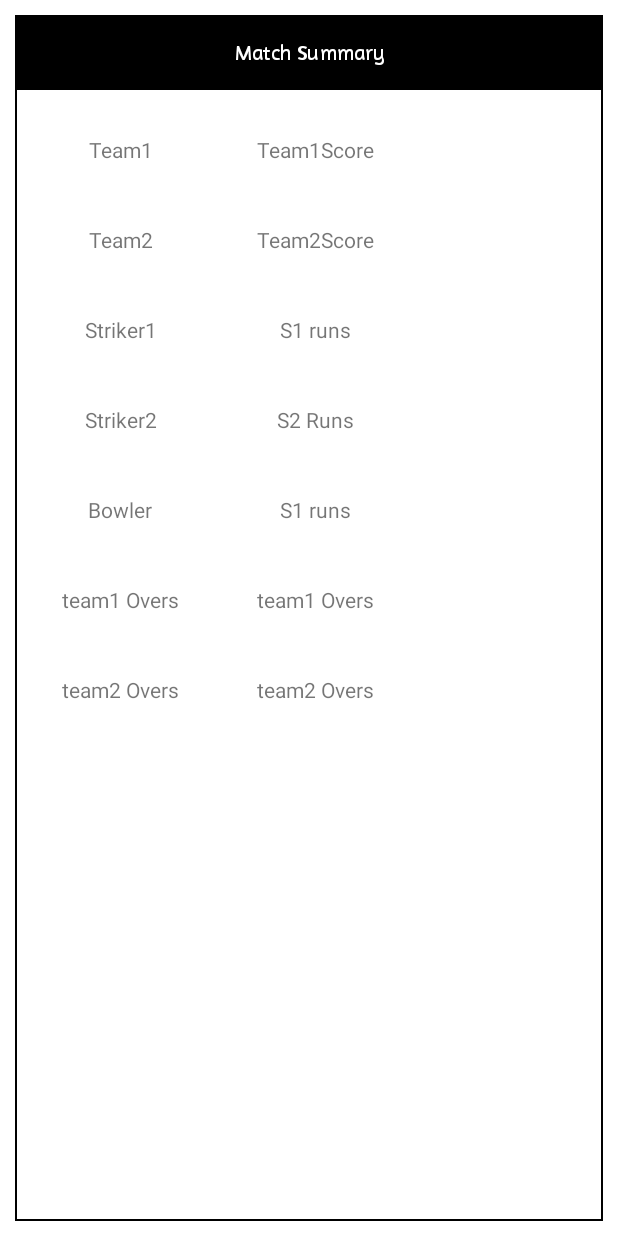
After one commit to rahulpr22/IITBBS_GC_Team09_PS01, an Android app: the matchSummary screen opened directly, with no data from a screen before it, on a phone screen of 412 x 824 dp. The commit adds this screen. Run offline under Robolectric (Android 15) with nearby library versions, the phone set to English and light mode, and no system bars; Roboto replaces fonts that are not available here.

Commit message:
Commit checkpoint1

```diff
--- a/LiveScorecard/app/build.gradle
+++ b/LiveScorecard/app/build.gradle
@@ -1,5 +1,6 @@
 plugins {
     id 'com.android.application'
+    id 'com.google.gms.google-services'
 }
 
 android {
@@ -39,6 +40,9 @@ dependencies {
     implementation 'androidx.lifecycle:lifecycle-livedata-ktx:2.3.1'
     implementation 'androidx.lifecycle:lifecycle-viewmodel-ktx:2.3.1'
     implementation 'androidx.legacy:legacy-support-v4:1.0.0'
+    implementation 'androidx.navigation:navigation-fragment:2.3.5'
+    implementation 'androidx.navigation:navigation-ui:2.3.5'
+    implementation 'com.google.firebase:firebase-database:20.0.0'
     testImplementation 'junit:junit:4.+'
     androidTestImplementation 'androidx.test.ext:junit:1.1.3'
     androidTestImplementation 'androidx.test.espresso:espresso-core:3.4.0'
--- a/LiveScorecard/app/src/main/java/com/example/livescorecard/LiveFragment.java
+++ b/LiveScorecard/app/src/main/java/com/example/livescorecard/LiveFragment.java
@@ -2,11 +2,28 @@ package com.example.livescorecard;
 
 import android.os.Bundle;
 
+import androidx.annotation.NonNull;
 import androidx.fragment.app.Fragment;
+import androidx.recyclerview.widget.LinearLayoutManager;
+import androidx.recyclerview.widget.RecyclerView;
+import androidx.recyclerview.widget.StaggeredGridLayoutManager;
 
+import android.util.Log;
 import android.view.LayoutInflater;
 import android.view.View;
 import android.view.ViewGroup;
+import android.widget.ListView;
+
+import com.google.firebase.database.DataSnapshot;
+import com.google.firebase.database.DatabaseError;
+import com.google.firebase.database.DatabaseReference;
+import com.google.firebase.database.FirebaseDatabase;
+import com.google.firebase.database.ValueEventListener;
+
+import org.jetbrains.annotations.NotNull;
+
+import java.util.ArrayList;
+import java.util.List;
 
 /**
  * A simple {@link Fragment} subclass.
@@ -14,7 +31,15 @@ import android.view.ViewGroup;
  * create an instance of this fragment.
  */
 public class LiveFragment extends Fragment {
+    public ListView simleList;
+    private RecyclerView recyclerView;
+    private StaggeredGridLayoutManager mLayoutManager;
+    private Boolean bool;
 
+    private LinearLayoutManager mManager;
+
+    FirebaseDatabase database=FirebaseDatabase.getInstance();
+    DatabaseReference databaseReference=database.getReference();
     public LiveFragment() {
         // Required empty public constructor
     }
@@ -23,6 +48,35 @@ public class LiveFragment extends Fragment {
     public View onCreateView(LayoutInflater inflater, ViewGroup container,
                              Bundle savedInstanceState) {
         // Inflate the layout for this fragment
-        return inflater.inflate(R.layout.fragment_live, container, false);
+        View v= inflater.inflate(R.layout.fragment_live, container, false);
+        ArrayList<matchData> data = new ArrayList<>();
+        simleList= (ListView)v.findViewById(R.id.listviewMatches);
+        simleList.setAdapter(new MatchAdapter(getActivity(),data));
+        return v;
+    }
+
+    public void getData(){
+        if (FirebaseDatabase.getInstance() != null)
+        {
+            FirebaseDatabase.getInstance().goOffline();
+        }
+        FirebaseDatabase.getInstance().goOnline();
+
+//        DatabaseReference rootRef = FirebaseDatabase.getInstance().getReference();
+//        DatabaseReference numberRef = rootRef.child("cricket");
+//        ValueEventListener eventListener = new ValueEventListener() {
+//            @Override
+//            public void onDataChange(DataSnapshot dataSnapshot) {
+//                List<matchData> list= new ArrayList<>();
+//                if(dataSnapshot.exists()) {
+//                    Log.d("TAG", "Number exists!");
+//                    matchData m= dataSnapshot.getValue(matchData.class);
+//                }
+//            }
+//
+//            @Override
+//            public void onCancelled(DatabaseError databaseError) {}
+//        };
+//        numberRef.addListenerForSingleValueEvent(eventListener);
     }
 }
--- a/LiveScorecard/app/src/main/java/com/example/livescorecard/MatchAdapter.java
+++ b/LiveScorecard/app/src/main/java/com/example/livescorecard/MatchAdapter.java
@@ -1,6 +1,7 @@
 package com.example.livescorecard;
 
 import android.content.Context;
+import android.content.Intent;
 import android.view.LayoutInflater;
 import android.view.View;
 import android.view.ViewGroup;
@@ -28,34 +29,36 @@ public class MatchAdapter extends ArrayAdapter {
             // Layout Inflater inflates each item to be displayed in GridView.
             listitemView = LayoutInflater.from(getContext()).inflate(R.layout.listitem, parent, false);
         }
-        matchData product = (matchData) getItem(position);
+        matchData matchdata = (matchData) getItem(position);
         TextView team1 = listitemView.findViewById(R.id.Team1);
         TextView team2 = listitemView.findViewById(R.id.Team2);
         TextView t1Score= listitemView.findViewById(R.id.t1score);
         TextView t2Score= listitemView.findViewById(R.id.t2score);
         Button b= listitemView.findViewById(R.id.viewScore);
-        //TextView desc = listitemView.findViewById(R.id.prod_description);
-//        ImageView logo = listitemView.findViewById(R.id.prod_image);
-//        TextView view =listitemView.findViewById(R.id.viewbtn);
-//        title.setText(product.getTitle());
-//        price.setText(product.getPrice());
-//        //desc.setText(product.getDescription());
-//        //Log.d("test2","logo "+product.getLogo());
-//        Picasso.get().load(product.getLogo()).into(logo);
-//        view.setOnClickListener(new View.OnClickListener() {
-//            @Override
-//            public void onClick(View v) {
-//                Intent i = new Intent(mcontext,productScreen.class);
-//                i.setFlags(Intent.FLAG_ACTIVITY_NEW_TASK | Intent.FLAG_ACTIVITY_MULTIPLE_TASK);
-//                i.putExtra("title",product.getTitle());
-//                i.putExtra("price",product.getPrice());
-//                i.putExtra("desc",product.getDescription());
-//                i.putExtra("logo",product.getLogo());
-//                i.putExtra("pid",product.getPid());
-//                i.putExtra("catid",product.getCatid());
-//                mcontext.startActivity(i);
-//            }
-//        });
+        team1.setText(matchdata.getTeam1());
+        team2.setText(matchdata.getTeam2());
+        t1Score.setText(matchdata.getTeam1Score());
+        t2Score.setText(matchdata.getTeam2Score());
+        b.setOnClickListener(new View.OnClickListener() {
+            @Override
+            public void onClick(View view) {
+                Intent i = new Intent(mcontext,matchSummary.class);
+                i.putExtra("team1",matchdata.getTeam1());
+                i.putExtra("team2",matchdata.getTeam2());
+                i.putExtra("team1Score",matchdata.getTeam1Score());
+                i.putExtra("team2Score",matchdata.getTeam2Score());
+                i.putExtra("striker",matchdata.getStriker1());
+                i.putExtra("nonStriker",matchdata.getStriker2());
+                i.putExtra("striker1Runs",matchdata.getStriker1Runs());
+                i.putExtra("striker2Runs",matchdata.getStriker2Runs());
+                i.putExtra("bowler",matchdata.getBowler());
+                i.putExtra("bowlerStats",matchdata.getBowlerStats());
+                i.putExtra("team1Overs",matchdata.getTeam1OversPlayed());
+                i.putExtra("team2Overs",matchdata.getTeam2OversPlayed());
+                mcontext.startActivity(i);
+            }
+        });
+
 
         return listitemView;
     }
--- /dev/null
+++ b/LiveScorecard/app/src/main/java/com/example/livescorecard/matchSummary.java
@@ -0,0 +1,14 @@
+package com.example.livescorecard;
+
+import androidx.appcompat.app.AppCompatActivity;
+
+import android.os.Bundle;
+
+public class matchSummary extends AppCompatActivity {
+
+    @Override
+    protected void onCreate(Bundle savedInstanceState) {
+        super.onCreate(savedInstanceState);
+        setContentView(R.layout.activity_match_summary);
+    }
+}
--- /dev/null
+++ b/LiveScorecard/app/src/main/res/layout/activity_match_summary.xml
@@ -0,0 +1,174 @@
+<?xml version="1.0" encoding="utf-8"?>
+<RelativeLayout xmlns:android="http://schemas.android.com/apk/res/android"
+    xmlns:app="http://schemas.android.com/apk/res-auto"
+    xmlns:tools="http://schemas.android.com/tools"
+    android:layout_width="match_parent"
+    android:background="@drawable/bg"
+    android:layout_marginLeft="10dp"
+    android:layout_marginTop="10dp"
+    android:layout_marginRight="10dp"
+    android:layout_marginBottom="10dp"
+    android:layout_height="match_parent"
+    tools:context=".matchSummary">
+
+    <TextView
+        android:layout_width="match_parent"
+        android:id="@+id/heading"
+        android:background="@color/black"
+        android:textColor="@color/white"
+        android:text="Match Summary"
+        android:gravity="center_vertical|center"
+        android:fontFamily="@font/amaranth"
+        android:layout_height="50dp"/>
+
+    <TextView
+        android:layout_width="100dp"
+        android:layout_height="40dp"
+        android:layout_marginLeft="20dp"
+        android:layout_marginTop="20dp"
+        android:text="Team1"
+        android:layout_below="@+id/heading"
+        android:gravity="center_vertical|center"
+        android:id="@+id/t1Sum"
+        />
+    <TextView
+        android:layout_width="100dp"
+        android:layout_height="40dp"
+        android:text="Team2"
+        android:gravity="center_vertical|center"
+        android:layout_marginLeft="20dp"
+        android:layout_marginTop="20dp"
+        android:layout_below="@+id/t1Sum"
+        android:id="@+id/t2Sum"
+        />
+
+    <TextView
+        android:layout_width="100dp"
+        android:layout_height="40dp"
+        android:layout_below="@+id/heading"
+        android:layout_marginLeft="30dp"
+        android:layout_marginTop="20dp"
+        android:text="Team1Score"
+        android:gravity="center_vertical|center"
+        android:id="@+id/t1ScoreSum"
+        android:layout_toRightOf="@+id/t1Sum"
+        />
+    <TextView
+        android:layout_width="100dp"
+        android:layout_height="40dp"
+        android:text="Team2Score"
+        android:gravity="center_vertical|center"
+        android:layout_marginLeft="30dp"
+        android:layout_marginTop="20dp"
+        android:layout_below="@+id/t1ScoreSum"
+        android:layout_toRightOf="@id/t2Sum"
+        android:id="@+id/t2ScoreSum"
+        />
+    <TextView
+        android:layout_width="100dp"
+        android:layout_height="40dp"
+        android:layout_marginLeft="20dp"
+        android:layout_marginTop="20dp"
+        android:text="Striker1"
+        android:layout_below="@+id/t2Sum"
+        android:gravity="center_vertical|center"
+        android:id="@+id/Striker1"
+        />
+    <TextView
+        android:layout_width="100dp"
+        android:layout_height="40dp"
+        android:text="Striker2"
+        android:gravity="center_vertical|center"
+        android:layout_marginLeft="20dp"
+        android:layout_marginTop="20dp"
+        android:layout_below="@+id/Striker1"
+        android:id="@+id/Striker2"
+        />
+    <TextView
+        android:layout_width="100dp"
+        android:layout_height="40dp"
+        android:layout_marginLeft="30dp"
+        android:layout_marginTop="20dp"
+        android:text="S1 runs"
+        android:gravity="center_vertical|center"
+        android:id="@+id/Striker1Runs"
+        android:layout_toRightOf="@+id/Striker1"
+        android:layout_below="@+id/t2ScoreSum"
+        />
+    <TextView
+        android:layout_width="100dp"
+        android:layout_height="40dp"
+        android:text="S2 Runs"
+        android:gravity="center_vertical|center"
+        android:layout_marginLeft="30dp"
+        android:layout_marginTop="20dp"
+        android:layout_below="@+id/Striker1Runs"
+        android:layout_toRightOf="@id/Striker2"
+        android:id="@+id/Striker2Runs"
+        />
+
+    <TextView
+        android:layout_width="100dp"
+        android:layout_height="40dp"
+        android:text="Bowler"
+        android:gravity="center_vertical|center"
+        android:layout_marginLeft="20dp"
+        android:layout_marginTop="20dp"
+        android:layout_below="@+id/Striker2"
+        android:id="@+id/bowler"
+        />
+
+    <TextView
+        android:layout_width="100dp"
+        android:layout_height="40dp"
+        android:layout_marginLeft="20dp"
+        android:layout_marginTop="20dp"
+        android:text="team1 Overs"
+        android:layout_below="@+id/bowler"
+        android:gravity="center_vertical|center"
+        android:id="@+id/t1overs"
+        />
+    <TextView
+        android:layout_width="100dp"
+        android:layout_height="40dp"
+        android:layout_marginLeft="20dp"
+        android:layout_marginTop="20dp"
+        android:text="team2 Overs"
+        android:layout_below="@+id/t1overs"
+        android:gravity="center_vertical|center"
+        android:id="@+id/t2overs"
+        />
+    <TextView
+        android:layout_width="100dp"
+        android:layout_height="40dp"
+        android:layout_marginLeft="30dp"
+        android:layout_marginTop="20dp"
+        android:text="S1 runs"
+        android:gravity="center_vertical|center"
+        android:id="@+id/bowlerStats"
+        android:layout_toRightOf="@+id/bowler"
+        android:layout_below="@+id/Striker2Runs"
+        />
+    <TextView
+        android:layout_width="100dp"
+        android:layout_height="40dp"
+        android:text="team1 Overs"
+        android:gravity="center_vertical|center"
+        android:layout_marginLeft="30dp"
+        android:layout_marginTop="20dp"
+        android:layout_below="@+id/bowlerStats"
+        android:layout_toRightOf="@id/t1overs"
+        android:id="@+id/team1Overs"
+        />
+    <TextView
+        android:layout_width="100dp"
+        android:layout_height="40dp"
+        android:text="team2 Overs"
+        android:gravity="center_vertical|center"
+        android:layout_marginLeft="30dp"
+        android:layout_marginTop="20dp"
+        android:layout_below="@+id/team1Overs"
+        android:layout_toRightOf="@id/t2overs"
+        android:id="@+id/team2Overs"
+        />
+</RelativeLayout>
--- a/LiveScorecard/app/src/main/res/layout/fragment_live.xml
+++ b/LiveScorecard/app/src/main/res/layout/fragment_live.xml
@@ -30,7 +30,7 @@
             android:textSize="24sp" />
 
         <ListView
-            android:id="@+id/listvieworders"
+            android:id="@+id/listviewMatches"
             android:layout_width="match_parent"
             android:layout_height="wrap_content"
             android:layout_below="@+id/orderhed"
--- a/LiveScorecard/app/src/main/res/values/strings.xml
+++ b/LiveScorecard/app/src/main/res/values/strings.xml
@@ -9,4 +9,14 @@
     <string name="todo">TODO</string>
     <!-- TODO: Remove or change this placeholder text -->
     <string name="hello_blank_fragment">Hello blank fragment</string>
+    <string name="title_activity_match_page">matchPage</string>
+    <!-- Strings used for fragments for navigation -->
+    <string name="first_fragment_label">First Fragment</string>
+    <string name="second_fragment_label">Second Fragment</string>
+    <string name="next">Next</string>
+    <string name="previous">Previous</string>
+
+    <string name="hello_first_fragment">Hello first fragment</string>
+    <string name="hello_second_fragment">Hello second fragment. Arg: %1$s</string>
+    <string name="title_activity_match_summary">matchSummary</string>
 </resources>
--- a/LiveScorecard/build.gradle
+++ b/LiveScorecard/build.gradle
@@ -6,6 +6,7 @@ buildscript {
     }
     dependencies {
         classpath "com.android.tools.build:gradle:4.2.0"
+        classpath 'com.google.gms:google-services:4.3.8'
 
         // NOTE: Do not place your application dependencies here; they belong
         // in the individual module build.gradle files
@@ -16,7 +17,6 @@ allprojects {
     repositories {
         google()
         mavenCentral()
-        jcenter() // Warning: this repository is going to shut down soon
     }
 }
 
```
Also changed, not shown: LiveScorecard/app/src/main/AndroidManifest.xml (+9 -1 lines), 1 other file.
